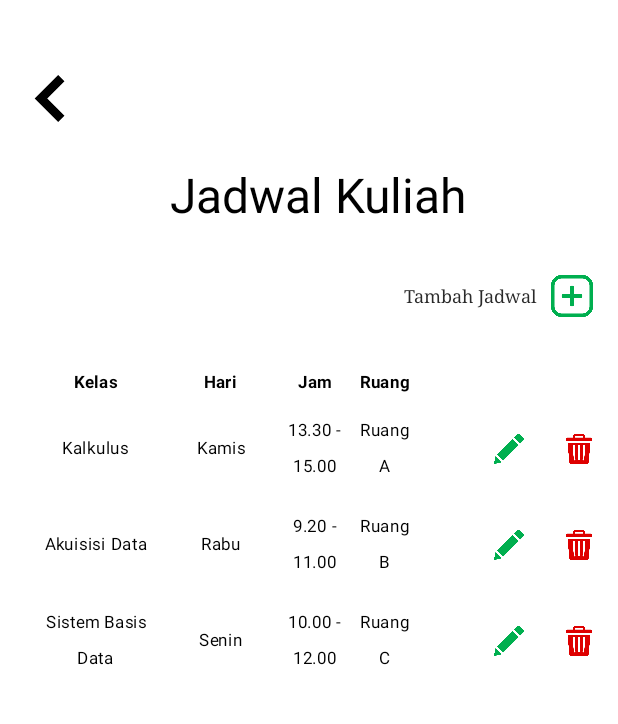
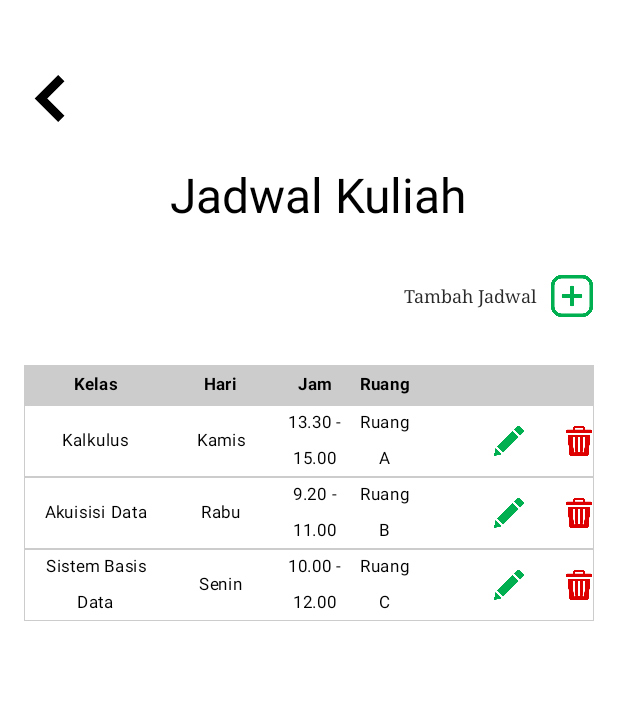
Before and after one commit to flelrmu/PresensiKita, an Android app built with Jetpack Compose: the @Preview function Preview, on a phone screen of 412 x 824 dp, the part 84-808 px from its top. Run offline under Robolectric (Android 15) with nearby library versions, the phone set to English and light mode, and no system bars; network calls fail.

Commit message:
update activity jadwal kuliah

```diff
--- a/app/src/main/java/com/example/presensikita/ui/jadwal_kuliah/DaftarJadwalKuliah.kt
+++ b/app/src/main/java/com/example/presensikita/ui/jadwal_kuliah/DaftarJadwalKuliah.kt
@@ -2,6 +2,8 @@ package com.example.presensikita.ui.jadwal_kuliah
 
 import android.content.Intent
 import androidx.compose.foundation.Image
+import androidx.compose.foundation.background
+import androidx.compose.foundation.border
 import androidx.compose.foundation.clickable
 import androidx.compose.foundation.layout.*
 import androidx.compose.foundation.rememberScrollState
@@ -119,8 +121,17 @@ fun ScheduleTable(
     schedules: List<JadwalKuliah>
 //    onEditJadwal: () -> Unit
 ) {
-    Column {
-        Row(modifier = Modifier.fillMaxWidth()) {
+    Column(
+        modifier = Modifier
+            .fillMaxWidth()
+//            .padding(16.dp)
+    ) {
+        Row(
+            modifier = Modifier.fillMaxWidth()
+                .border(2.dp, Color.LightGray)
+                .padding(vertical = 1.dp)
+                .background(Color.LightGray)
+        ) {
             TableHeader("Kelas")
             TableHeader("Hari")
             TableHeader("Jam")
@@ -132,7 +143,8 @@ fun ScheduleTable(
             Row(
                 modifier = Modifier
                     .fillMaxWidth()
-                    .padding(vertical = 8.dp),
+//                    .padding(vertical = 1.dp)
+                    .border(0.35.dp, Color.LightGray), // Border di setiap baris
                 verticalAlignment = Alignment.CenterVertically
             ) {
                 TableCell(schedule.kelas)
```
